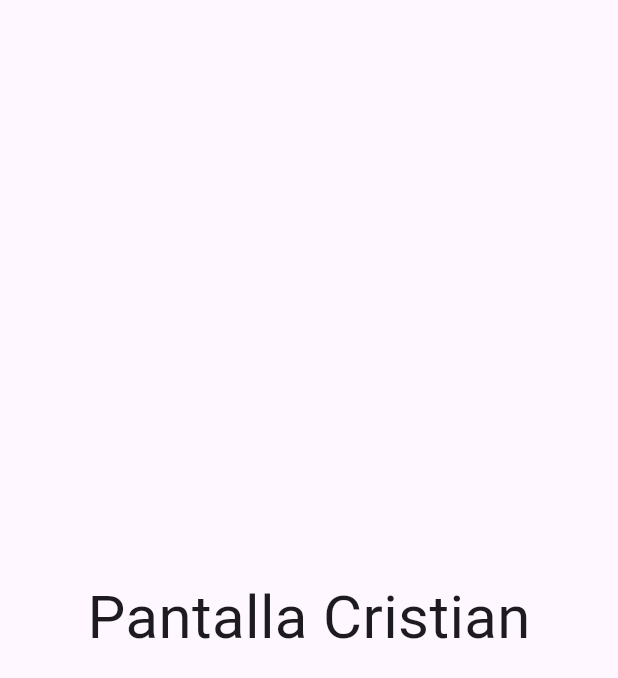
After one commit to Aleeeee10/Trabajo-Clase-Pantalla-Flutter, a Flutter app: the PantallaCristian screen opened by its route, on a phone screen of 412 x 824 dp. The commit adds this screen. Shown: the top 678 px of the screen. Run offline on Flutter 3.47's test engine with Material 3 defaults, Android fonts, the phone set to English and light mode, and no system bars.

Commit message:
Pantalla Cristian

```diff
--- a/lib/main.dart
+++ b/lib/main.dart
@@ -1,5 +1,6 @@
 import 'package:flutter/material.dart';
 import 'presentacion/screens/mipantalla.dart';
+import 'presentacion/screens/pantallacristian.dart';
 
 void main() {
   runApp(const MyApp());
@@ -13,6 +14,9 @@ class MyApp extends StatelessWidget {
     return MaterialApp(
       debugShowCheckedModeBanner: false,
       home: const MiPantalla(),
+      routes: {
+        '/cristian': (context) => const PantallaCristian(),
+      },
     );
   }
 }
--- /dev/null
+++ b/lib/presentacion/screens/pantallacristian.dart
@@ -0,0 +1,17 @@
+import 'package:flutter/material.dart';
+
+class PantallaCristian extends StatelessWidget {
+  const PantallaCristian({super.key});
+
+  @override
+  Widget build(BuildContext context) {
+    return const Scaffold(
+      body: Center(
+        child: Text(
+          'Pantalla Cristian',
+          style: TextStyle(fontSize: 40),
+        ),
+      ),
+    );
+  }
+}
```
